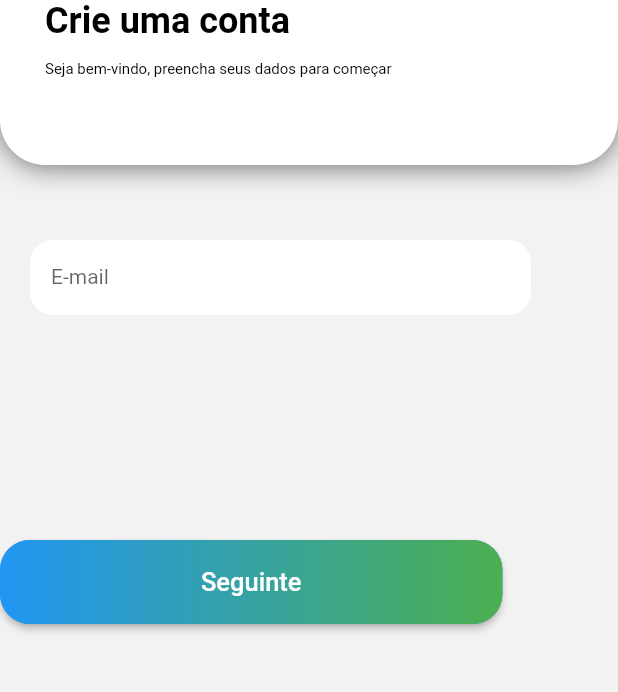
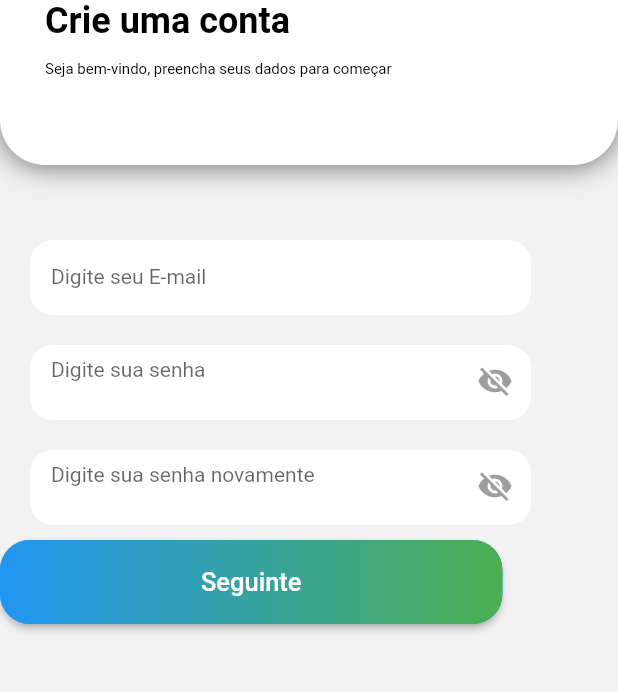
Before and after one commit to abas0/doe-facil, a Flutter app: the screen it shows after launch, on a phone screen of 412 x 824 dp, the part 210-902 px from its top. Run offline on Flutter 3.47's test engine with Material 2 defaults, Android fonts, the phone set to English and light mode, and no system bars.

Commit message:
senha e confirmar senha criados

```diff
--- a/lib/screens/cadastro-ong/widget/donor_body.dart
+++ b/lib/screens/cadastro-ong/widget/donor_body.dart
@@ -9,6 +9,7 @@ class CadastroOng extends StatefulWidget {
 }
 
 class _CadastroOngState extends State<CadastroOng> {
+  bool _showPassword = false;
   @override
   Widget build(BuildContext context) {
     Size size = MediaQuery.of(context).size;
@@ -112,7 +113,7 @@ class _CadastroOngState extends State<CadastroOng> {
                     focusedBorder: InputBorder.none,
                   ),*/
                 ),
-                child: new Directionality(
+            child: new Directionality(
 
               textDirection: TextDirection.ltr,
               child: new TextField(
@@ -124,7 +125,7 @@ class _CadastroOngState extends State<CadastroOng> {
                 decoration: new InputDecoration(
                   filled: true,
                   fillColor: Colors.white,
-                  hintText: 'E-mail',
+                  hintText: 'Digite seu E-mail',
                   contentPadding: const EdgeInsets.only(
                       left: 14.0, bottom: 8.0, top: 8.0),
                   focusedBorder: OutlineInputBorder(
@@ -136,7 +137,115 @@ class _CadastroOngState extends State<CadastroOng> {
                     borderRadius: new BorderRadius.circular(25.7),
                   ),
                 ),
-              ))),
+              )
+            ),
+          ),
+           Container(
+                margin: const EdgeInsets.only(left: 20.0, top: 370.0, right: 20.0),
+                height: 50.0,
+                width: 334,
+                decoration: new BoxDecoration(
+                color: Colors.white,
+                borderRadius: new BorderRadius.all(new Radius.circular(15)
+                )
+                    /*decoration: InputDecoration(
+                      hintText: "Digite seu e-mail",
+                      hintStyle: TextStyle(
+                        color: kFontLight,
+                    ),
+                    enabledBorder: InputBorder.none,
+                    focusedBorder: InputBorder.none,
+                  ),*/
+                ),
+            child: new Directionality(
+
+              textDirection: TextDirection.ltr,
+              child: new TextField(
+                controller: null,
+                autofocus: false,
+
+                style:
+                    new TextStyle(fontSize: 14.0, color: Color(0xFFbdc6cf)),
+                decoration: new InputDecoration(
+                  filled: true,
+                  fillColor: Colors.white,
+                  hintText: 'Digite sua senha',
+                  contentPadding: const EdgeInsets.only(
+                      left: 14.0, bottom: 8.0, top: 8.0),
+                  focusedBorder: OutlineInputBorder(
+                    borderSide: new BorderSide(color: Colors.white),
+                    borderRadius: new BorderRadius.circular(15),
+                  ),
+                  enabledBorder: UnderlineInputBorder(
+                    borderSide: new BorderSide(color: Colors.white),
+                    borderRadius: new BorderRadius.circular(25.7),
+                  ),
+                  suffixIcon: GestureDetector(
+                    child: Icon(_showPassword == false ? Icons.visibility_off : Icons.visibility, color: Colors.grey),
+                    onTap: (){
+                      setState(() {
+                        _showPassword = !_showPassword;
+                      });
+                    },
+                  ),
+                ),
+                obscureText: _showPassword == false ? true : false,
+              )
+            ),
+          ),
+          Container(
+                margin: const EdgeInsets.only(left: 20.0, top: 440.0, right: 20.0),
+                height: 50.0,
+                width: 334,
+                decoration: new BoxDecoration(
+                color: Colors.white,
+                borderRadius: new BorderRadius.all(new Radius.circular(15)
+                )
+                    /*decoration: InputDecoration(
+                      hintText: "Digite seu e-mail",
+                      hintStyle: TextStyle(
+                        color: kFontLight,
+                    ),
+                    enabledBorder: InputBorder.none,
+                    focusedBorder: InputBorder.none,
+                  ),*/
+                ),
+            child: new Directionality(
+
+              textDirection: TextDirection.ltr,
+              child: new TextField(
+                controller: null,
+                autofocus: false,
+
+                style:
+                    new TextStyle(fontSize: 14.0, color: Color(0xFFbdc6cf)),
+                decoration: new InputDecoration(
+                  filled: true,
+                  fillColor: Colors.white,
+                  hintText: 'Digite sua senha novamente',
+                  contentPadding: const EdgeInsets.only(
+                      left: 14.0, bottom: 8.0, top: 8.0),
+                  focusedBorder: OutlineInputBorder(
+                    borderSide: new BorderSide(color: Colors.white),
+                    borderRadius: new BorderRadius.circular(15),
+                  ),
+                  enabledBorder: UnderlineInputBorder(
+                    borderSide: new BorderSide(color: Colors.white),
+                    borderRadius: new BorderRadius.circular(25.7),
+                  ),
+                  suffixIcon: GestureDetector(
+                    child: Icon(_showPassword == false ? Icons.visibility_off : Icons.visibility, color: Colors.grey),
+                    onTap: (){
+                      setState(() {
+                        _showPassword = !_showPassword;
+                      });
+                    },
+                  ),
+                ),
+                obscureText: _showPassword == false ? true : false,
+              )
+            ),
+          ),
               Container(
                 //child: Center(
                   child: Container(
```
Also changed, not shown: 3 other files.
